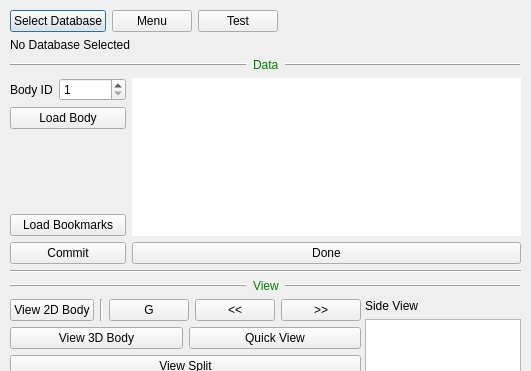
First picture: the form in neurolabi/gui/flyembodysplitprojectdialog.ui, repository janelia-flyem/NeuTu, before the edit; both pictures show x 0 to 531 and y 0 to 371 of the 531 by 769 pixel window.
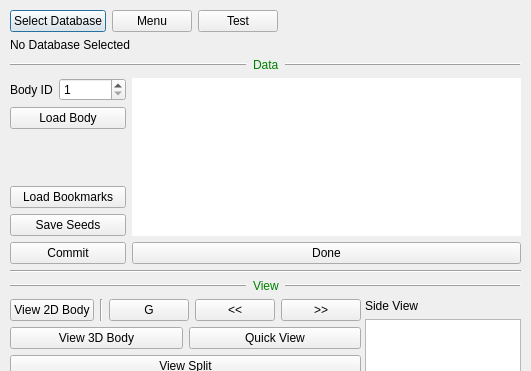
Second picture: the form after the edit.

Commit message: add saving seeds for split

Patch:
```diff
--- a/neurolabi/gui/flyembodysplitprojectdialog.ui
+++ b/neurolabi/gui/flyembodysplitprojectdialog.ui
@@ -174,6 +174,13 @@
             </property>
            </widget>
           </item>
+          <item>
+           <widget class="QPushButton" name="saveSeedPushButton">
+            <property name="text">
+             <string>Save Seeds</string>
+            </property>
+           </widget>
+          </item>
           <item>
            <widget class="QPushButton" name="commitPushButton">
             <property name="text">
```
The commit also changes 12 other files.
